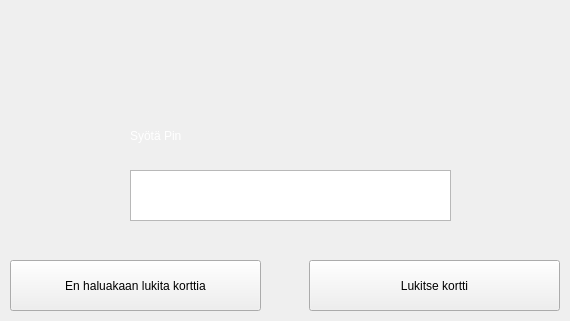
22kmo-project/group_3, file frontend/killcardwindow.ui: the form before one commit.
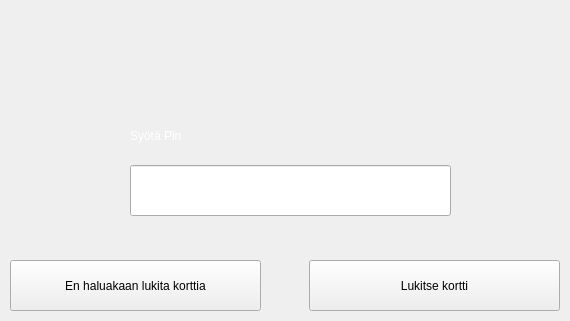
The form after the commit. Icons and pictures are not drawn.

What changed in the file:
```diff
--- a/frontend/killcardwindow.ui
+++ b/frontend/killcardwindow.ui
@@ -166,19 +166,6 @@
       <string>En haluakaan lukita korttia</string>
      </property>
     </widget>
-    <widget class="QPlainTextEdit" name="pinText">
-     <property name="geometry">
-      <rect>
-       <x>130</x>
-       <y>170</y>
-       <width>321</width>
-       <height>51</height>
-      </rect>
-     </property>
-     <property name="styleSheet">
-      <string notr="true">font: 20pt &quot;Segoe UI&quot;;</string>
-     </property>
-    </widget>
     <widget class="QLabel" name="label_5">
      <property name="geometry">
       <rect>
@@ -211,6 +198,24 @@
       <string>Syötä Pin</string>
      </property>
     </widget>
+    <widget class="QLineEdit" name="lineEditPin">
+     <property name="geometry">
+      <rect>
+       <x>130</x>
+       <y>165</y>
+       <width>321</width>
+       <height>51</height>
+      </rect>
+     </property>
+     <property name="font">
+      <font>
+       <pointsize>20</pointsize>
+      </font>
+     </property>
+     <property name="echoMode">
+      <enum>QLineEdit::Password</enum>
+     </property>
+    </widget>
     <zorder>label_4</zorder>
     <zorder>label_5</zorder>
     <zorder>cancelKillCard</zorder>
```
Left out of the diff: 2 changed lines with no effect on the pictures.
